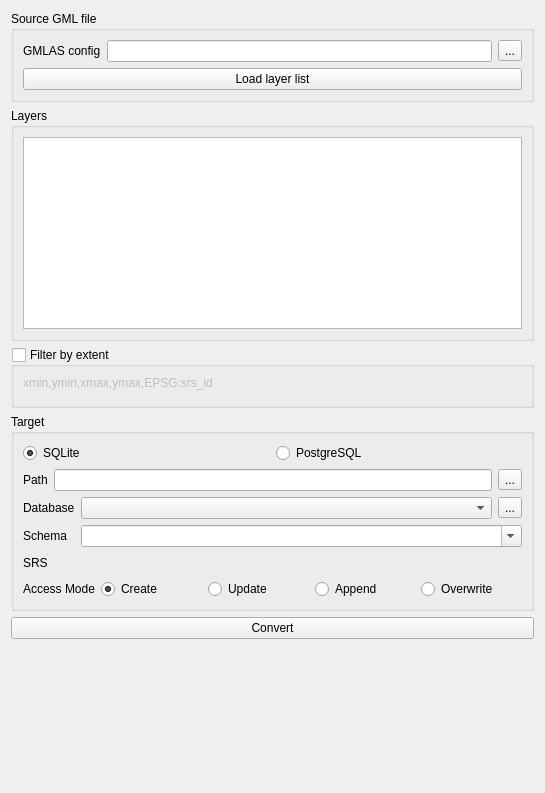
Qt form gml_application_schema_toolbox/ui/import_gmlas_panel.ui (BRGM/gml_application_schema_toolbox) before a commit.
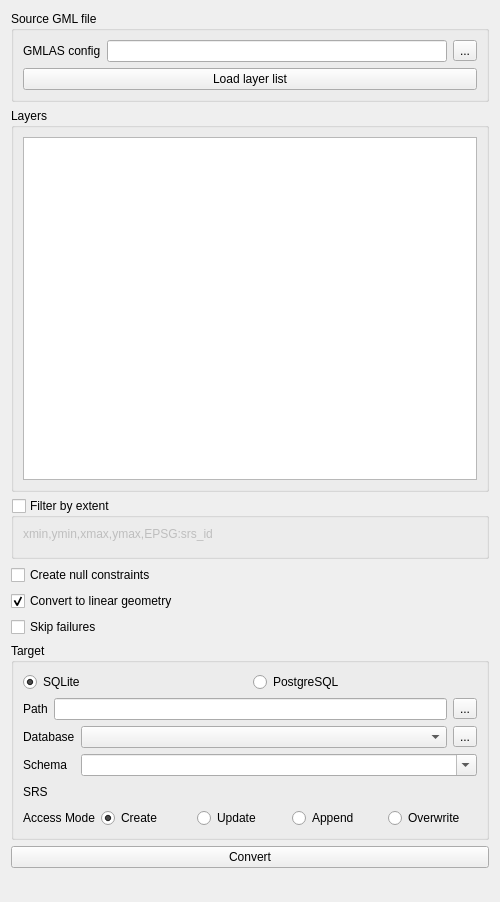
The same form after that commit. Custom widgets are drawn as their Qt base class.

Commit message: Convert / Add options (skipFailures, geometryType, forceNullable) #15.

```diff
--- a/gml_application_schema_toolbox/ui/import_gmlas_panel.ui
+++ b/gml_application_schema_toolbox/ui/import_gmlas_panel.ui
@@ -6,8 +6,8 @@
    <rect>
     <x>0</x>
     <y>0</y>
-    <width>545</width>
-    <height>793</height>
+    <width>500</width>
+    <height>902</height>
    </rect>
   </property>
   <property name="windowTitle">
@@ -105,6 +105,42 @@
      </layout>
     </widget>
    </item>
+   <item>
+    <widget class="QCheckBox" name="forceNullableCheckbox">
+     <property name="enabled">
+      <bool>true</bool>
+     </property>
+     <property name="toolTip">
+      <string>&lt;html&gt;&lt;head/&gt;&lt;body&gt;&lt;p&gt;Creation of database null checks. Turn this off to be less strict eg. when GML file may contains null values on XSD non null elements.&lt;/p&gt;&lt;/body&gt;&lt;/html&gt;</string>
+     </property>
+     <property name="text">
+      <string>Create null constraints</string>
+     </property>
+    </widget>
+   </item>
+   <item>
+    <widget class="QCheckBox" name="convertToLinearCheckbox">
+     <property name="toolTip">
+      <string>&lt;html&gt;&lt;head/&gt;&lt;body&gt;&lt;p&gt;Enable it to convert non-linear geometries types into linear geometries by approximating them. This is useful when database geometry type is more strict than the GML one. eg. enable it if 'Cannot create geometry field of type MULTISURFACE'&lt;/p&gt;&lt;/body&gt;&lt;/html&gt;</string>
+     </property>
+     <property name="text">
+      <string>Convert to linear geometry</string>
+     </property>
+     <property name="checked">
+      <bool>true</bool>
+     </property>
+    </widget>
+   </item>
+   <item>
+    <widget class="QCheckBox" name="skipFailuresCheckbox">
+     <property name="toolTip">
+      <string>&lt;html&gt;&lt;head/&gt;&lt;body&gt;&lt;p&gt;Continue after a failure, skipping the failed feature.&lt;/p&gt;&lt;/body&gt;&lt;/html&gt;</string>
+     </property>
+     <property name="text">
+      <string>Skip failures</string>
+     </property>
+    </widget>
+   </item>
    <item>
     <widget class="QGroupBox" name="groupBox_6">
      <property name="sizePolicy">
@@ -311,6 +347,9 @@
      <property name="orientation">
       <enum>Qt::Vertical</enum>
      </property>
+     <property name="sizeType">
+      <enum>QSizePolicy::Fixed</enum>
+     </property>
      <property name="sizeHint" stdset="0">
       <size>
        <width>20</width>
```
Left out of the diff: 46 changed lines with no effect on the pictures. The commit also changes 1 other file.
